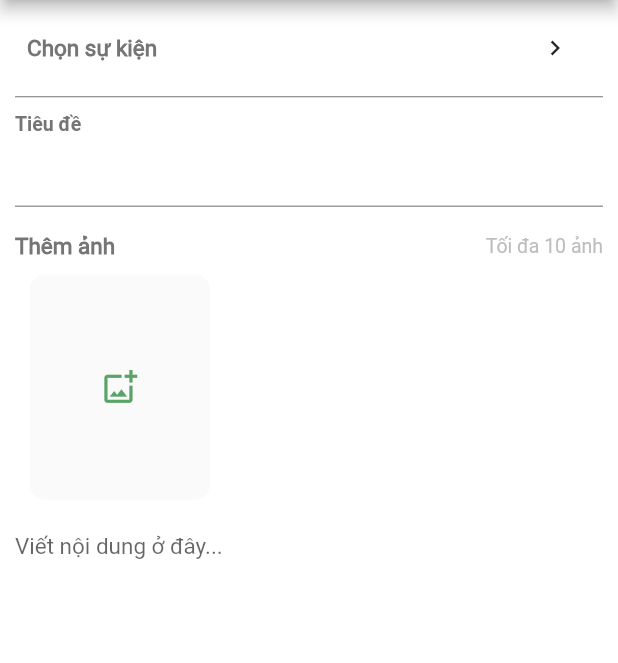
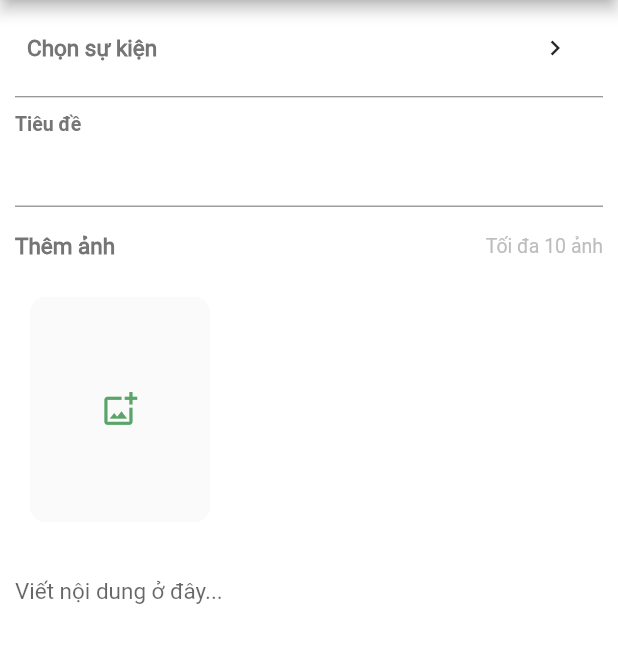
Before and after one commit to HuynhThiMinhNhuc/CharityApp, a Flutter app: the AddPostPage screen opened by its route, on a phone screen of 412 x 824 dp, the part 84-747 px from its top. Run offline on Flutter 3.47's test engine with Material 2 defaults, Android fonts, the phone set to English and light mode, and no system bars; our stand-ins replace bloc, cloud_firestore, copy_with_extension, equatable, firebase_core, firebase_storage and 7 more; accounts and stored records are empty; network calls fail; Roboto replaces fonts that are missing (Roboto-Regular.ttf); statements that could not run were skipped.

Commit message:
create add list image

```diff
--- a/CharityApp/lib/views/Component/image_card.dart
+++ b/CharityApp/lib/views/Component/image_card.dart
@@ -9,16 +9,20 @@ import 'package:path_provider/path_provider.dart';
 class ImageCard extends StatefulWidget {
   final double width;
   final double height;
-  final String hintTitle;
-  final Function(File?)? onImageChanged;
+  final String? hintTitle;
+  final IconData? icon;
+  final Function(File)? onImageChanged;
+  final Function()? onImageDeleted;
 
-  ImageCard(
-      {Key? key,
-      this.hintTitle = "+ Thêm hình ảnh",
+  ImageCard({
+    Key? key,
+    this.hintTitle,
     this.width = 120,
     this.height = 150,
-      this.onImageChanged})
-      : super(key: key);
+    this.onImageChanged,
+    this.onImageDeleted,
+    this.icon,
+  }) : super(key: key);
 
   @override
   _ImageCardState createState() => _ImageCardState();
@@ -36,13 +40,23 @@ class _ImageCardState extends State<ImageCard> {
       final image = File('${directory.path}/${basename(picture.path)}');
 
       //Create new image from source image, add temporary to storage app
-      final file = await File(picture.path);//.copy(image.path);
+      final file = await File(picture.path); //.copy(image.path);
 
       this.setState(() {
         //Update UI with image
         imageFile = file;
-        widget.onImageChanged?.call(imageFile);
       });
+      widget.onImageChanged?.call(imageFile!);
+    }
+  }
+
+  Future<void> _deleteImage() async {
+    if (imageFile != null) {
+      print('request delete if image not null');
+      setState(() {
+        imageFile = null;
+      });
+      widget.onImageDeleted?.call();
     }
   }
 
@@ -52,24 +66,31 @@ class _ImageCardState extends State<ImageCard> {
     final double height = widget.height;
 
     return Container(
+      child: InkWell(
         child: imageFile != null
             ? Image.file(
                 imageFile!,
                 width: width,
                 height: height,
               )
-          : InkWell(
-              child: Center(
-                child: Text(
-                  widget.hintTitle,
+            : Column(
+                mainAxisAlignment: MainAxisAlignment.center,
+                children: [
+                  if (widget.hintTitle != null)
+                    Text(
+                      widget.hintTitle!,
                       textAlign: TextAlign.center,
                       style: TextStyle(
                           fontFamily: 'Roboto-Regular.ttf',
                           fontSize: 13,
                           color: Colors.grey[600]),
                     ),
+                  if (widget.icon != null)
+                    Icon(widget.icon, color: maincolor, size: 25),
+                ],
               ),
         onTap: _galleryImage,
+        onLongPress: _deleteImage,
       ),
       height: 150,
       width: 120,
--- a/CharityApp/lib/views/Pages/add_event_page/add_post_page.dart
+++ b/CharityApp/lib/views/Pages/add_event_page/add_post_page.dart
@@ -1,8 +1,11 @@
+import 'dart:io';
+
 import 'package:charityapp/core/model/routes.dart';
 import 'package:charityapp/domain/entities/base_event.dart';
 import 'package:charityapp/domain/entities/event_overview.dart';
 import 'package:charityapp/domain/entities/post.dart';
 import 'package:charityapp/global_variable/color.dart';
+import 'package:charityapp/views/Component/image_card.dart';
 import 'package:charityapp/views/Pages/add_event_page/add_event_page.dart';
 import 'package:charityapp/views/Pages/add_event_page/chosse_eventview.dart';
 import 'package:charityapp/views/bloc/post_bloc/post.dart';
@@ -22,6 +25,7 @@ class _AddPostPageState extends State<AddPostPage> {
   late TextEditingController _titleTextController;
   late TextEditingController _descriptionTextControlelr;
   BaseEvent? chooseEvent;
+  final List<File> images = [];
 
   @override
   void initState() {
@@ -46,6 +50,7 @@ class _AddPostPageState extends State<AddPostPage> {
           padding: const EdgeInsets.fromLTRB(10, 0, 10, 0),
           child: SingleChildScrollView(
             child: Column(
+              // mainAxisSize: MainAxisSize.min,
                 children: [
                   TextButton(
                       onPressed: () async {
@@ -56,12 +61,15 @@ class _AddPostPageState extends State<AddPostPage> {
                         chooseEvent = await Navigator.of(context).pushNamed(
                           AppRoutes.chooseEvent,
                         ) as BaseEvent?;
+                        setState(() => {});
                       },
                       child: Row(
                         mainAxisAlignment: MainAxisAlignment.spaceBetween,
                         children: [
                           Text(
-                          "Chọn sự kiện",
+                            chooseEvent == null
+                                ? "Chọn sự kiện"
+                                : chooseEvent!.name,
                             style: TextStyle(
                               color: Colors.grey[600],
                               fontFamily: 'Roboto_Regular',
@@ -116,32 +124,49 @@ class _AddPostPageState extends State<AddPostPage> {
                           ),
                         )
                       ]),
-                Row(
+                  SizedBox(
+                    height: 200,
+                    child: ListView.builder(
+                        shrinkWrap: false,
+                        scrollDirection: Axis.horizontal,
+                        itemCount: images.length + 1,
+                        itemBuilder: (BuildContext context, int index) {
+                          return Row(
                             children: [
-                    Container(
-                      height: 150,
-                      width: 120,
-                      child: IconButton(
-                          onPressed: () => {},
-                          icon: Icon(Icons.add_photo_alternate_outlined,
-                              color: maincolor, size: 25)),
-                      decoration: BoxDecoration(
-                          color: backgroundbottomtab,
-                          borderRadius: BorderRadius.circular(10)),
-                      margin: EdgeInsets.fromLTRB(10, 10, 5, 10),
+                              // Container(
+                              //   height: 150,
+                              //   width: 120,
+                              //   child: IconButton(
+                              //       onPressed: () => {
+
+                              //       },
+                              //       icon: Icon(Icons.add_photo_alternate_outlined,
+                              //           color: maincolor, size: 25)),
+                              //   decoration: BoxDecoration(
+                              //       color: backgroundbottomtab,
+                              //       borderRadius: BorderRadius.circular(10)),
+                              //   margin: EdgeInsets.fromLTRB(10, 10, 5, 10),
+                              // ),
+                              ImageCard(
+                                icon: Icons.add_photo_alternate_outlined,
+                                onImageChanged: (imageFile) {
+                                  setState(() {
+                                    images.length == index
+                                        ? images.add(imageFile)
+                                        : images[index] = imageFile;
+                                  });
+                                },
+                                onImageDeleted: () {
+                                  setState(() {
+                                    images.removeAt(index);
+                                  });
+                                },
                               ),
                               SizedBox(width: 5),
-                    // ListView.builder(
-                    //   itemCount: 0,
-                    //   shrinkWrap: true,
-                    //   physics: NeverScrollableScrollPhysics(),
-                    //   itemBuilder: (BuildContext context, int index) {
-                    //     return ImageCard(
-                    //       onImageChanged: (file) {},
-                    //     );
-                    //   },
-                    // )
                             ],
+                          );
+                        },
+                      ),
                   ),
                   TextFormField(
                       cursorColor: maincolor,
@@ -161,7 +186,8 @@ class _AddPostPageState extends State<AddPostPage> {
                 ],
               ),
           ),
-        ));
+          ),
+        );
   }
 
   AppBar getAppBar() {
```
Also changed, not shown: CharityApp/lib/views/Pages/add_event_page/chosse_eventview.dart (+1 -6 lines). Lines whose indentation alone changed are shown as unchanged.
